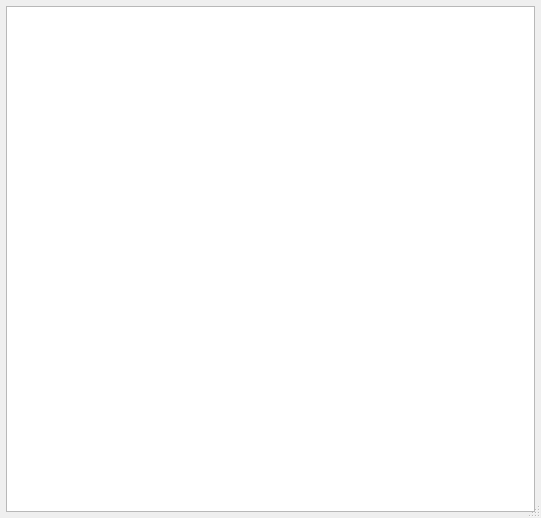
Above: Source/QtSupport/UI_Files/HelpDialog.ui from BlueQuartzSoftware/DREAM3D before the change. Below: the same form after it.
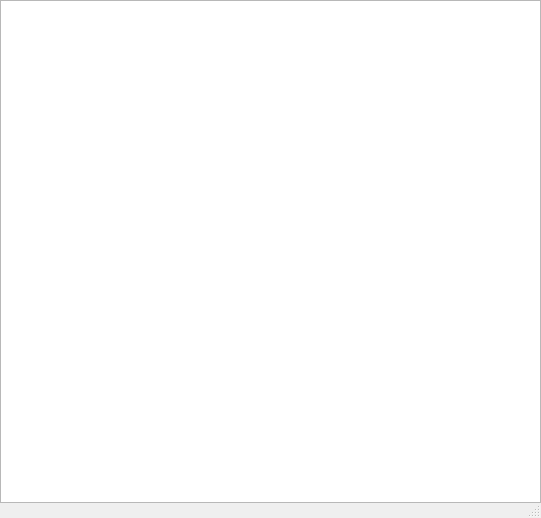
That is the form after the change.

What changed in the file:
```diff
--- a/Source/QtSupport/UI_Files/HelpDialog.ui
+++ b/Source/QtSupport/UI_Files/HelpDialog.ui
@@ -23,8 +23,20 @@
    <bool>false</bool>
   </property>
   <layout class="QVBoxLayout" name="verticalLayout">
-   <property name="margin">
-    <number>6</number>
+   <property name="spacing">
+    <number>0</number>
+   </property>
+   <property name="leftMargin">
+    <number>0</number>
+   </property>
+   <property name="topMargin">
+    <number>0</number>
+   </property>
+   <property name="rightMargin">
+    <number>0</number>
+   </property>
+   <property name="bottomMargin">
+    <number>15</number>
    </property>
    <item>
     <widget class="QTextBrowser" name="helpBrowser"/>
```
